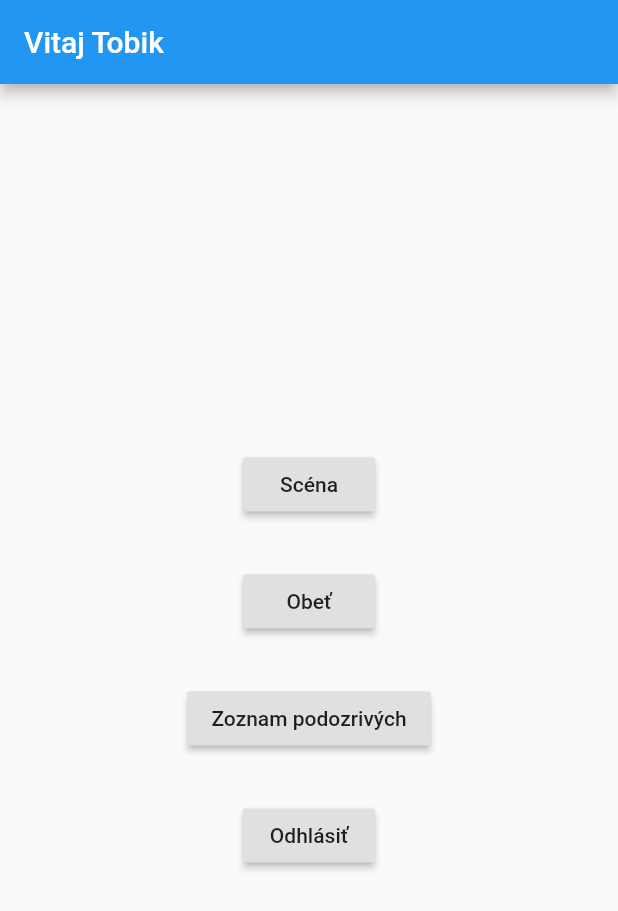
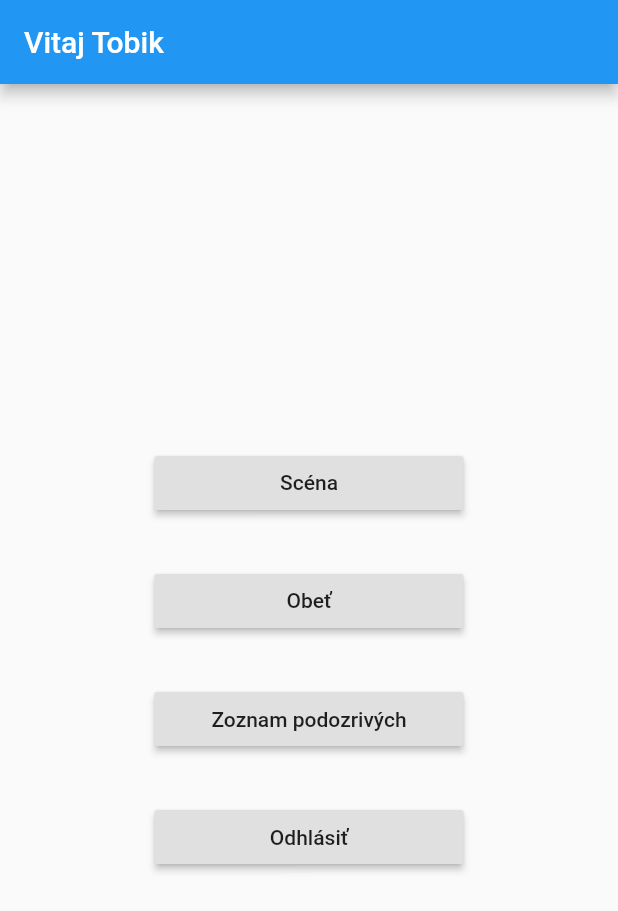
Before and after one commit to Yoda066/murdermystery2021, a Flutter app: the screen it shows after launch, after a tap on "login as NPC", on a phone screen of 412 x 824 dp. Shown: the top 911 px of the screen. Run offline on Flutter 3.47's test engine with Material 2 defaults, Android fonts, the phone set to English and light mode, and no system bars; our stand-ins replace cached_network_image, firebase_auth, firebase_core, firebase_database, shared_preferences; accounts and stored records are empty; network calls fail; statements that could not run were skipped.

Commit message:
upravene menu, zaoblene obrazky :)

```diff
--- a/lib/menu_screen.dart
+++ b/lib/menu_screen.dart
@@ -15,7 +15,13 @@ class MenuScreen extends StatelessWidget {
   @override
   Widget build(BuildContext context) {
     return Center(
-      child: Column(mainAxisAlignment: MainAxisAlignment.center, children: [
+      child: FractionallySizedBox(
+        widthFactor: 0.5,
+        heightFactor: 0.45,
+        child: Column(
+            mainAxisAlignment: MainAxisAlignment.spaceEvenly,
+            crossAxisAlignment: CrossAxisAlignment.stretch,
+            children: [
               RaisedButton(
                 onPressed: () {
                   Navigator.push(
@@ -25,14 +31,12 @@ class MenuScreen extends StatelessWidget {
                 },
                 child: const Text('Scéna'),
               ),
-        const SizedBox(height: 30),
               RaisedButton(
                 onPressed: () {
                   _navigateToVictim(context);
                 },
                 child: const Text('Obeť'),
               ),
-        const SizedBox(height: 30),
               RaisedButton(
                 onPressed: () {
                   Navigator.push(
@@ -42,7 +46,6 @@ class MenuScreen extends StatelessWidget {
                 },
                 child: const Text('Zoznam podozrivých'),
               ),
-        const SizedBox(height: 30),
               RaisedButton(
                 onPressed: () {
                   _logout();
@@ -50,6 +53,7 @@ class MenuScreen extends StatelessWidget {
                 child: const Text('Odhlásiť'),
               )
             ]),
+      ),
     );
   }
 
```
Also changed, not shown: lib/npc_detail_screen.dart (+25 -4 lines), lib/npc_list/npc_list_item.dart (+7 -3 lines). Lines whose indentation alone changed are shown as unchanged.
